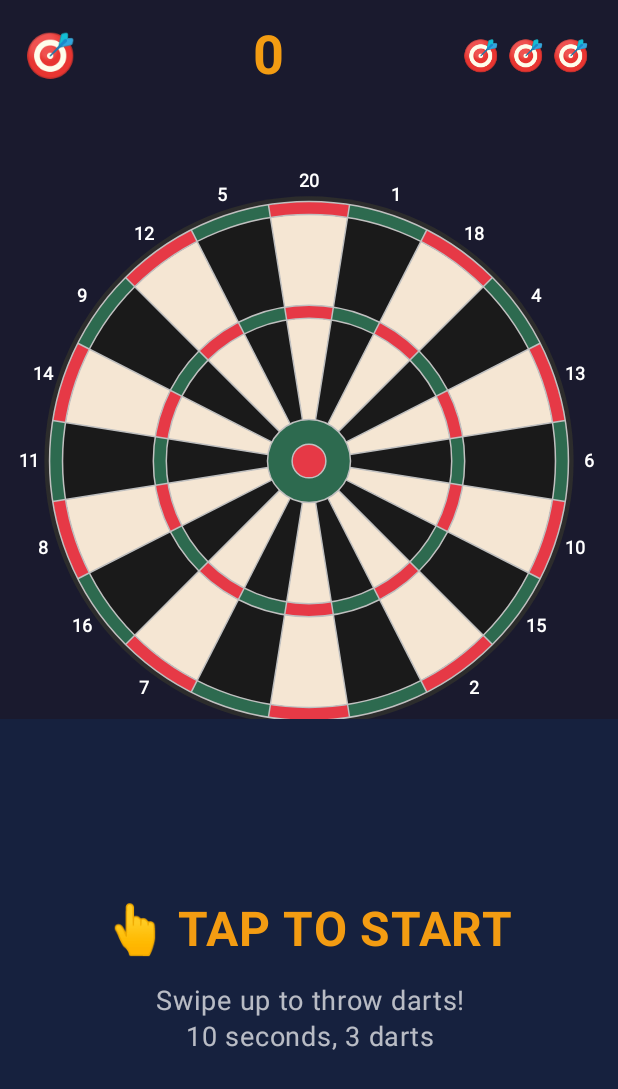
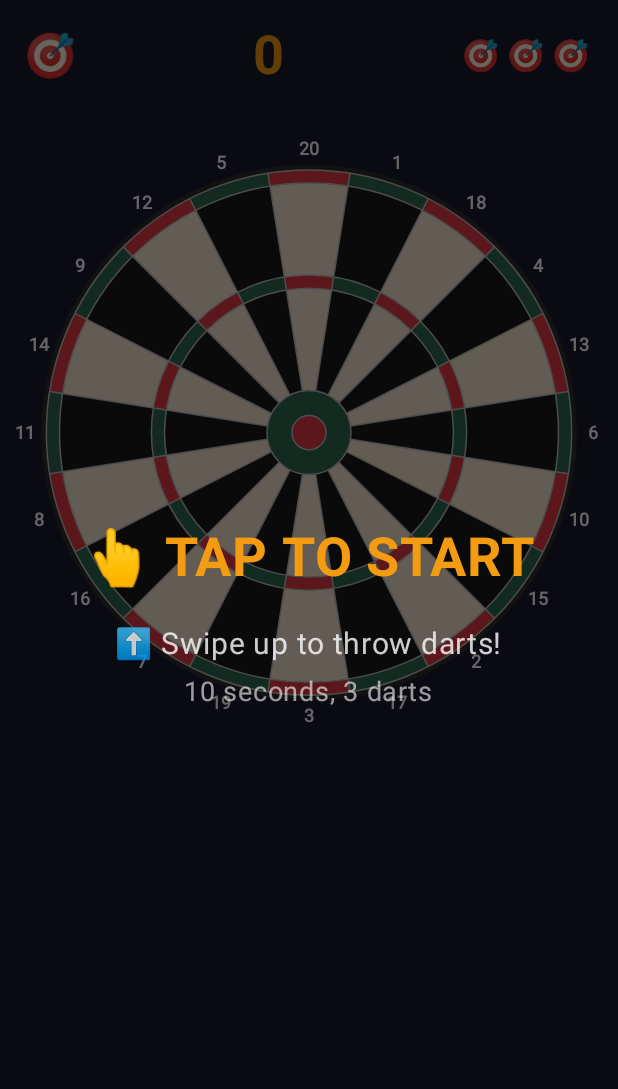
Before and after one commit to happyrym/letsplay, an Android app built with Jetpack Compose: the DartGameActivity screen opened directly, with no data from a screen before it, on a phone screen of 412 x 824 dp. Shown: the top 1089 px of the screen. Run offline under Robolectric (Android 15) with nearby library versions, the phone set to English and light mode, and no system bars.

Commit message:
Fullscreen dartboard with bottom swipe hint overlay
- Remove separate bottom swipe area
- Dartboard now fills entire screen (positioned in upper portion)
- Swipe works anywhere on screen
- Semi-transparent overlay at bottom shows swipe hint
- Dart animation starts from bottom of screen
- Ready screen has dark overlay with instructions

🤖 Generated with [Claude Code](https://claude.com/claude-code)

Co-Authored-By: Claude Opus 4.5 <noreply@anthropic.com>

```diff
--- a/app/src/main/java/com/rymin/punch/DartGameScreen.kt
+++ b/app/src/main/java/com/rymin/punch/DartGameScreen.kt
@@ -174,99 +174,19 @@ fun DartGameScreen(
         modifier = Modifier
             .fillMaxSize()
             .background(Color(0xFF1a1a2e))
-    ) {
-        Column(
-            modifier = Modifier.fillMaxSize(),
-            horizontalAlignment = Alignment.CenterHorizontally
-        ) {
-            // Top bar - Timer, Score, Darts remaining
-            Row(
-                modifier = Modifier
-                    .fillMaxWidth()
-                    .padding(16.dp),
-                horizontalArrangement = Arrangement.SpaceBetween,
-                verticalAlignment = Alignment.CenterVertically
-            ) {
-                // Timer
-                Text(
-                    text = if (gamePhase == DartGamePhase.READY) "🎯" else "⏱ ${timeRemaining}s",
-                    fontSize = 28.sp,
-                    fontWeight = FontWeight.Bold,
-                    color = if (timeRemaining <= 3 && gamePhase == DartGamePhase.PLAYING)
-                        Color.Red else Color(0xFFf39c12)
-                )
-
-                // Score
-                Text(
-                    text = "$totalScore",
-                    fontSize = 36.sp,
-                    fontWeight = FontWeight.Bold,
-                    color = Color(0xFFf39c12)
-                )
-
-                // Darts remaining
-                Row {
-                    repeat(3) { index ->
-                        Text(
-                            text = if (index < 3 - dartsThrown) "🎯" else "⚫",
-                            fontSize = 20.sp,
-                            modifier = Modifier.padding(horizontal = 2.dp)
+            .pointerInput(gamePhase, timeRemaining, dartsThrown) {
+                when (gamePhase) {
+                    DartGamePhase.READY -> {
+                        detectDragGestures(
+                            onDragStart = {
+                                gamePhase = DartGamePhase.PLAYING
+                            },
+                            onDrag = { _, _ -> },
+                            onDragEnd = {}
                         )
                     }
-                }
-            }
-
-            // Score popup
-            Box(
-                modifier = Modifier
-                    .height(60.dp)
-                    .fillMaxWidth(),
-                contentAlignment = Alignment.Center
-            ) {
-                if (showScorePopup && lastScore != null) {
-                    Text(
-                        text = "${lastScore!!.description} (+${lastScore!!.totalPoints})",
-                        fontSize = 28.sp,
-                        fontWeight = FontWeight.Bold,
-                        color = when {
-                            lastScore!!.multiplier == 3 -> Color(0xFFFFD700)
-                            lastScore!!.multiplier == 2 -> Color(0xFF27ae60)
-                            lastScore!!.totalPoints >= 50 -> Color(0xFFe74c3c)
-                            lastScore!!.totalPoints == 0 -> Color.Gray
-                            else -> Color.White
-                        }
-                    )
-                }
-            }
-
-            // Dart board area (top half)
-            Box(
-                modifier = Modifier
-                    .weight(1f)
-                    .fillMaxWidth()
-                    .padding(horizontal = 8.dp),
-                contentAlignment = Alignment.Center
-            ) {
-                RealDartBoard(
-                    thrownDarts = thrownDarts,
-                    dartProgress = if (gamePhase == DartGamePhase.THROWING) dartProgress else null,
-                    dartScale = dartScale,
-                    landingX = landingX,
-                    landingY = landingY,
-                    modifier = Modifier
-                        .fillMaxWidth(0.95f)
-                        .aspectRatio(1f)
-                )
-            }
-
-            // Swipe area (bottom half)
-            Box(
-                modifier = Modifier
-                    .weight(1f)
-                    .fillMaxWidth()
-                    .background(Color(0xFF16213e))
-                    .pointerInput(gamePhase, timeRemaining, dartsThrown) {
-                        if (gamePhase == DartGamePhase.PLAYING && timeRemaining > 0 && dartsThrown < 3) {
+                    DartGamePhase.PLAYING -> {
+                        if (timeRemaining > 0 && dartsThrown < 3) {
                             detectDragGestures(
                                 onDragStart = { offset ->
                                     swipeStart = offset
@@ -308,13 +228,24 @@ fun DartGameScreen(
                                 }
                             )
                         }
-                    },
-                contentAlignment = Alignment.Center
+                    }
+                    else -> { }
+                }
+            }
     ) {
-                // Swipe visualization
+        // Full screen dart board
+        RealDartBoard(
+            thrownDarts = thrownDarts,
+            dartProgress = if (gamePhase == DartGamePhase.THROWING) dartProgress else null,
+            dartScale = dartScale,
+            landingX = landingX,
+            landingY = landingY,
+            modifier = Modifier.fillMaxSize()
+        )
+
+        // Swipe visualization overlay
         val start = swipeStart
         val current = currentSwipe
-
         if (start != null && current != null && gamePhase == DartGamePhase.PLAYING) {
             Canvas(modifier = Modifier.fillMaxSize()) {
                 // Draw swipe trail
@@ -324,12 +255,6 @@ fun DartGameScreen(
                     end = current,
                     strokeWidth = 8f
                 )
-
-                        // Draw arrow at end
-                        val dx = current.x - start.x
-                        val dy = current.y - start.y
-                        val angle = atan2(dy, dx)
-
                 drawCircle(
                     color = Color(0xFFe74c3c),
                     radius = 20f,
@@ -338,66 +263,112 @@ fun DartGameScreen(
             }
         }
 
-                // Instructions
-                Column(
-                    horizontalAlignment = Alignment.CenterHorizontally,
-                    verticalArrangement = Arrangement.Center
+        // Top bar - Timer, Score, Darts remaining
+        Row(
+            modifier = Modifier
+                .fillMaxWidth()
+                .padding(16.dp)
+                .align(Alignment.TopCenter),
+            horizontalArrangement = Arrangement.SpaceBetween,
+            verticalAlignment = Alignment.CenterVertically
         ) {
-                    when (gamePhase) {
-                        DartGamePhase.READY -> {
+            // Timer
             Text(
-                                text = "👆 TAP TO START",
-                                fontSize = 32.sp,
+                text = if (gamePhase == DartGamePhase.READY) "🎯" else "⏱ ${timeRemaining}s",
+                fontSize = 28.sp,
+                fontWeight = FontWeight.Bold,
+                color = if (timeRemaining <= 3 && gamePhase != DartGamePhase.READY)
+                    Color.Red else Color(0xFFf39c12)
+            )
+
+            // Score
+            Text(
+                text = "$totalScore",
+                fontSize = 36.sp,
                 fontWeight = FontWeight.Bold,
                 color = Color(0xFFf39c12)
             )
-                            Spacer(modifier = Modifier.height(16.dp))
+
+            // Darts remaining
+            Row {
+                repeat(3) { index ->
                     Text(
-                                text = "Swipe up to throw darts!\n10 seconds, 3 darts",
-                                fontSize = 18.sp,
-                                color = Color.White.copy(alpha = 0.7f),
-                                textAlign = TextAlign.Center
+                        text = if (index < 3 - dartsThrown) "🎯" else "⚫",
+                        fontSize = 20.sp,
+                        modifier = Modifier.padding(horizontal = 2.dp)
                     )
                 }
-                        DartGamePhase.PLAYING -> {
-                            if (swipeStart == null) {
+            }
+        }
+
+        // Score popup (center top)
+        if (showScorePopup && lastScore != null) {
+            Text(
+                text = "${lastScore!!.description}\n+${lastScore!!.totalPoints}",
+                fontSize = 32.sp,
+                fontWeight = FontWeight.Bold,
+                color = when {
+                    lastScore!!.multiplier == 3 -> Color(0xFFFFD700)
+                    lastScore!!.multiplier == 2 -> Color(0xFF27ae60)
+                    lastScore!!.totalPoints >= 50 -> Color(0xFFe74c3c)
+                    lastScore!!.totalPoints == 0 -> Color.Gray
+                    else -> Color.White
+                },
+                textAlign = TextAlign.Center,
+                lineHeight = 36.sp,
+                modifier = Modifier
+                    .align(Alignment.TopCenter)
+                    .padding(top = 80.dp)
+            )
+        }
+
+        // Bottom swipe hint overlay
+        if (gamePhase == DartGamePhase.PLAYING && swipeStart == null) {
+            Box(
+                modifier = Modifier
+                    .fillMaxWidth()
+                    .height(120.dp)
+                    .align(Alignment.BottomCenter)
+                    .background(Color.Black.copy(alpha = 0.3f)),
+                contentAlignment = Alignment.Center
+            ) {
                 Text(
                     text = "⬆️ SWIPE UP TO THROW",
-                                    fontSize = 24.sp,
+                    fontSize = 20.sp,
                     fontWeight = FontWeight.Bold,
+                    color = Color.White.copy(alpha = 0.8f)
+                )
+            }
+        }
+
+        // Ready screen overlay
+        if (gamePhase == DartGamePhase.READY) {
+            Box(
+                modifier = Modifier
+                    .fillMaxSize()
+                    .background(Color.Black.copy(alpha = 0.6f)),
+                contentAlignment = Alignment.Center
+            ) {
+                Column(
+                    horizontalAlignment = Alignment.CenterHorizontally
+                ) {
+                    Text(
+                        text = "👆 TAP TO START",
+                        fontSize = 36.sp,
+                        fontWeight = FontWeight.Bold,
+                        color = Color(0xFFf39c12)
+                    )
+                    Spacer(modifier = Modifier.height(24.dp))
+                    Text(
+                        text = "⬆️ Swipe up to throw darts!",
+                        fontSize = 20.sp,
                         color = Color.White.copy(alpha = 0.8f)
                     )
                     Spacer(modifier = Modifier.height(8.dp))
                     Text(
-                                    text = "Speed = Power, Angle = Direction",
-                                    fontSize = 14.sp,
-                                    color = Color.White.copy(alpha = 0.5f)
-                                )
-                            }
-                        }
-                        DartGamePhase.THROWING -> {
-                            // Show nothing during throw
-                        }
-                        DartGamePhase.RESULT -> {
-                            // Handled by overlay
-                        }
-                    }
-                }
-
-                // Tap to start
-                if (gamePhase == DartGamePhase.READY) {
-                    Box(
-                        modifier = Modifier
-                            .fillMaxSize()
-                            .pointerInput(Unit) {
-                                detectDragGestures(
-                                    onDragStart = {
-                                        gamePhase = DartGamePhase.PLAYING
-                                    },
-                                    onDrag = { _, _ -> },
-                                    onDragEnd = {}
-                                )
-                            }
+                        text = "10 seconds, 3 darts",
+                        fontSize = 18.sp,
+                        color = Color.White.copy(alpha = 0.6f)
                     )
                 }
             }
@@ -434,8 +405,9 @@ fun RealDartBoard(
 ) {
     Canvas(modifier = modifier) {
         val centerX = size.width / 2
-        val centerY = size.height / 2
-        val boardRadius = minOf(size.width, size.height) / 2 * 0.92f
+        // Position dartboard in upper portion of screen
+        val centerY = size.height * 0.35f
+        val boardRadius = minOf(size.width, size.height * 0.6f) / 2 * 0.85f
 
         // Radius ratios
         val doubleOuterR = boardRadius
@@ -572,17 +544,18 @@ fun RealDartBoard(
             drawLandedDart(this, dartX, dartY)
         }
 
-        // Flying dart
+        // Flying dart - starts from bottom of screen
         if (dartProgress != null && dartProgress < 1f) {
             val startX = centerX
-            val startY = size.height * 1.5f
+            val startY = size.height + 100f  // Start below screen
             val targetX = centerX + landingX * boardRadius
             val targetY = centerY + landingY * boardRadius
 
             val easedProgress = 1f - (1f - dartProgress).pow(3)
             val currentX = startX + (targetX - startX) * easedProgress
 
-            val arcHeight = size.height * 0.15f * dartScale
+            // Parabolic arc - dart goes up then comes down to target
+            val arcHeight = size.height * 0.1f
             val parabola = -4 * arcHeight * dartProgress * (dartProgress - 1f)
             val linearY = startY + (targetY - startY) * easedProgress
             val currentY = linearY - parabola
```
Lines whose indentation alone changed are shown as unchanged.
